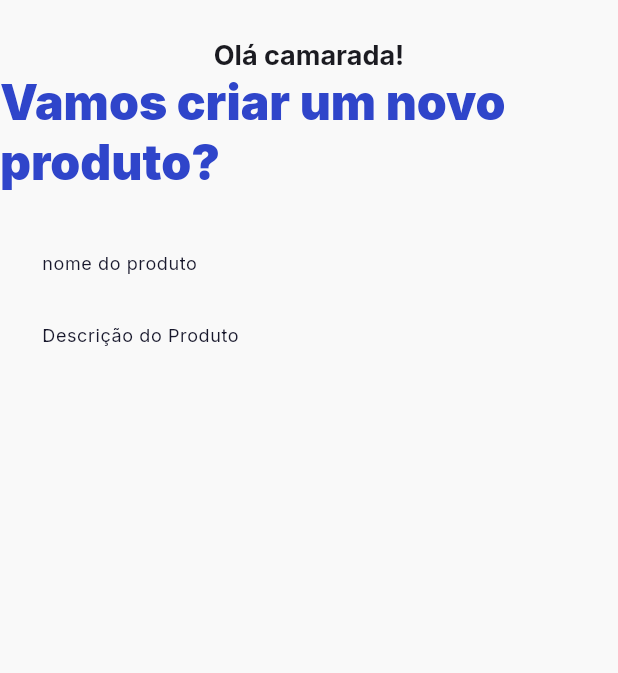
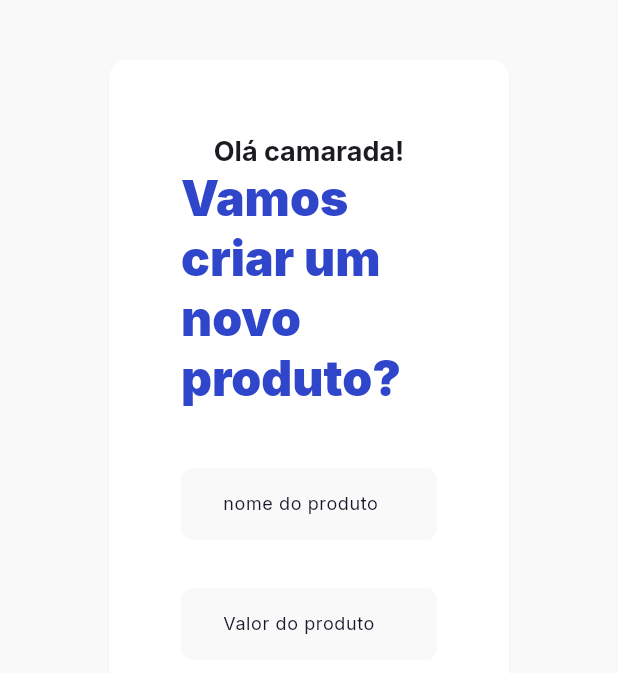
Before and after one commit to is-suzart/bazar_popular, a Flutter app: the CreateProduct widget shown alone on an empty page, opened directly, on a phone screen of 412 x 824 dp. Shown: the top 673 px of the screen. Run offline on Flutter 3.47's test engine with Material 3 defaults, Android fonts, the phone set to English and light mode, and no system bars; drawn by our look-alikes of flutter_layout_grid, reactive_forms; our stand-ins replace flutter_mobx, go_router, google_fonts, mask_text_input_formatter, mobx, quickalert and 1 more; missing offline and left inert: flutter_adaptive_scaffold; accounts and stored records are empty; generated files the repository leaves out were written again.

Commit message:
Infelizmente o pacote que eu queria era lixo

```diff
--- a/lib/components/input.dart
+++ b/lib/components/input.dart
@@ -9,7 +9,7 @@ class BazarInput extends StatelessWidget {
   final void Function(String)? onchaged;
   final Icon? prefixIcon;
   final bool? hasBorder;
-  final MaskTextInputFormatter? inputFormatter;
+  final dynamic inputFormatter;
   final String? formControlName;
   final String? errorText;
   final Widget? suffixIcon;
--- a/lib/pages/product/create.dart
+++ b/lib/pages/product/create.dart
@@ -1,7 +1,10 @@
 import 'package:bazar_popular/components/input.dart';
+import 'package:bazar_popular/components/textarea.dart';
 import 'package:bazar_popular/controllers/product/create_product_controller.dart';
+import 'package:bazar_popular/shared/pipes/currency_mask_pipe.dart';
 import 'package:bazar_popular/theme/theme.dart';
 import 'package:flutter/material.dart';
+import 'package:flutter_layout_grid/flutter_layout_grid.dart';
 import 'package:reactive_forms/reactive_forms.dart';
 
 class CreateProduct extends StatelessWidget {
@@ -13,9 +16,19 @@ final _createProductController = CreateProductController();
 
 @override
 Widget build(BuildContext context) {
-  return Column(
+  return Container(
+    margin: EdgeInsets.only(top: 36,bottom: 36),
+    child: LayoutGrid(
+    columnSizes: twelveGrid,
+    rowSizes: [1.0.fr],
+    rowGap: 24,
     children: [
-      Container(
+      Card(
+        child: Container(
+          padding: const EdgeInsets.symmetric(vertical: 24,horizontal: 48),
+          child: Column(
+        children: [
+          Container(
         padding: const EdgeInsets.symmetric(vertical: 24),
         child: Column(
           children: [
@@ -24,18 +37,40 @@ Widget build(BuildContext context) {
           ],
         ),
       ),
+
       Container(
         child: ReactiveForm(
           formGroup: _createProductController.form,
           child: Column(
             children: [
-              BazarInput(placeholder: "nome do produto", formControlName: "name"),
-              BazarInput(placeholder: "Descrição do Produto", formControlName: "description")
+              Container(
+                margin: const EdgeInsets.symmetric(vertical: 16),
+                child: BazarInput(placeholder: "nome do produto", formControlName: "name"),
+              ),
+              // Container(
+              //   margin: const EdgeInsets.symmetric(vertical: 16),
+              //   child: BazarInput(placeholder: "Descrição do Produto", formControlName: "description"),
+              // ),
+              Container(
+                margin: const EdgeInsets.symmetric(vertical: 16),
+                child: BazarInput(placeholder: "Valor do produto", formControlName: "value",inputFormatter: CurrencyInputFormatter(),),
+              ),
+              // Container(
+              //   margin: const EdgeInsets.symmetric(vertical: 16),
+              //   child: BazarTextarea(formControlName: "description", placeholder: "Descrição do Produto"),
+              // )
             ],
           )),
       )
+        ],
+      ),
+        )
+      ).withGridPlacement(columnSpan: 8,columnStart: 2,rowStart: 0)
+
 
     ],
+  ),
   );
+
 }
 }
--- /dev/null
+++ b/lib/shared/pipes/currency_mask_pipe.dart
@@ -0,0 +1,50 @@
+import 'package:flutter/services.dart';
+import 'package:intl/intl.dart';
+
+class CurrencyInputFormatter extends TextInputFormatter {
+  final NumberFormat currencyFormat = NumberFormat.currency(
+    locale: 'pt_BR',
+    symbol: 'R\$ ',
+    decimalDigits: 2,
+  );
+
+  @override
+  TextEditingValue formatEditUpdate(
+    TextEditingValue oldValue,
+    TextEditingValue newValue,
+  ) {
+    if (newValue.text.isEmpty) {
+      return TextEditingValue(
+        text: 'R\$ 0,00',
+        selection: TextSelection.collapsed(offset: 4), // Cursor após "R\$ "
+      );
+    }
+
+    // Remove caracteres não numéricos
+    String cleanedText = newValue.text.replaceAll(RegExp(r'[^\d]'), '');
+
+    // Garante que sempre haja ao menos dois dígitos
+    if (cleanedText.length < 3) {
+      cleanedText = cleanedText.padLeft(3, '0');
+    }
+
+    // Converte para número, dividindo por 100
+    double value = double.tryParse(cleanedText) ?? 0.0;
+    value /= 100;
+
+    // Formata o valor como moeda
+    String formattedText = currencyFormat.format(value);
+
+    // Calcula a nova posição do cursor com base na diferença entre os textos
+    int newCursorOffset = formattedText.length -
+        (newValue.text.length - newValue.selection.end);
+
+    // Retorna o valor formatado com o cursor atualizado
+    return TextEditingValue(
+      text: formattedText,
+      selection: TextSelection.collapsed(
+        offset: newCursorOffset.clamp(0, formattedText.length),
+      ),
+    );
+  }
+}
--- a/pubspec.yaml
+++ b/pubspec.yaml
@@ -48,6 +48,9 @@ dependencies:
   http: ^1.2.2
   shared_preferences: ^2.3.3
   quickalert: ^1.1.0
+
+dependency_overrides:
+  http: ^0.13.0
 
 dev_dependencies:
   flutter_test:
```
Also changed, not shown: lib/components/textarea.dart (added, +37 -0 lines), lib/controllers/product/create_product_controller.dart (+10 -0 lines), pubspec.lock.
